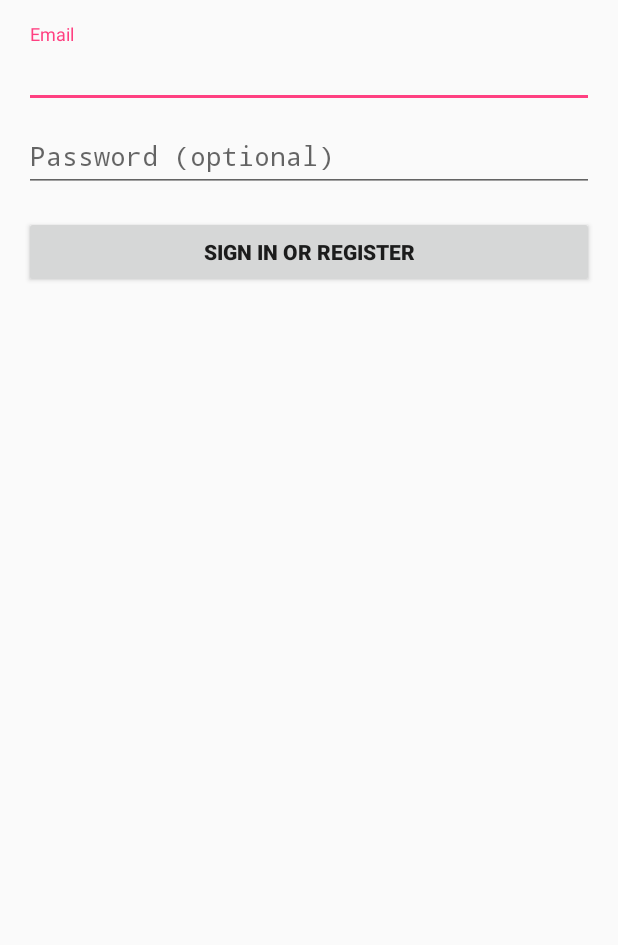
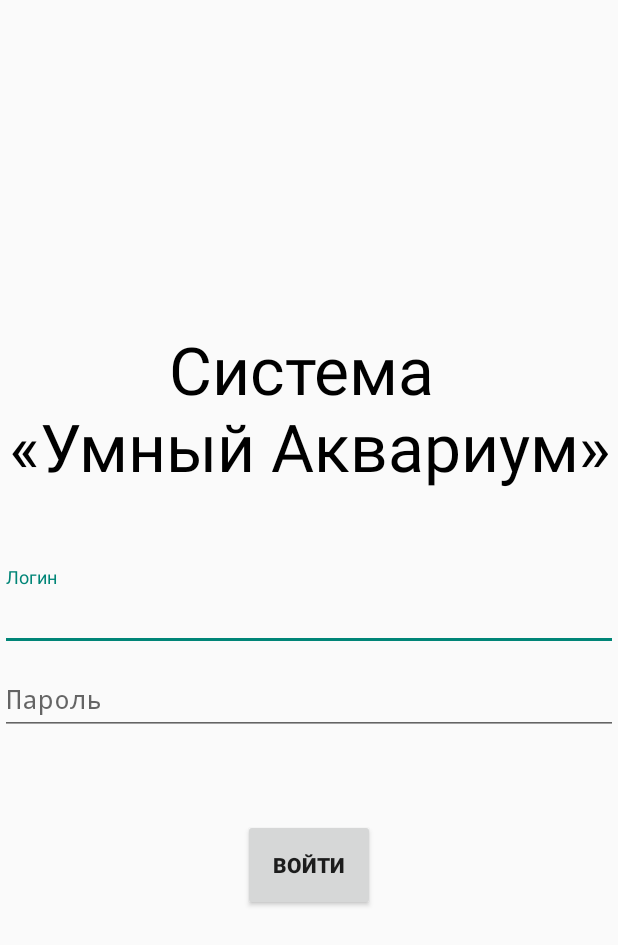
Before and after one commit to komolov-andrey/smart_aquarium, an Android app: the screen it shows after launch (LoginActivity), on a phone screen of 412 x 824 dp. Shown: the top 945 px of the screen. Run offline under Robolectric (Android 15) with nearby library versions, the phone set to English and light mode, and no system bars.

Commit message:
make visualization on main page (authorization)

```diff
--- a/app/src/main/AndroidManifest.xml
+++ b/app/src/main/AndroidManifest.xml
@@ -12,13 +12,12 @@
         android:label="@string/app_name"
         android:roundIcon="@mipmap/ic_launcher_round"
         android:supportsRtl="true"
-        android:theme="@style/AppTheme">
+        android:theme="@style/Theme.AppCompat.Light.NoActionBar">
         <activity
             android:name=".LoginActivity"
             android:label="@string/app_name">
             <intent-filter>
                 <action android:name="android.intent.action.MAIN" />
-
                 <category android:name="android.intent.category.LAUNCHER" />
             </intent-filter>
         </activity>
--- a/app/src/main/res/layout/activity_login.xml
+++ b/app/src/main/res/layout/activity_login.xml
@@ -3,13 +3,7 @@
     xmlns:tools="http://schemas.android.com/tools"
     android:layout_width="match_parent"
     android:layout_height="match_parent"
-    android:gravity="center_horizontal"
-    android:orientation="vertical"
-    android:paddingBottom="@dimen/activity_vertical_margin"
-    android:paddingLeft="@dimen/activity_horizontal_margin"
-    android:paddingRight="@dimen/activity_horizontal_margin"
-    android:paddingTop="@dimen/activity_vertical_margin"
-    tools:context=".LoginActivity">
+    android:gravity="center">
 
     <!-- Login progress -->
     <ProgressBar
@@ -20,16 +14,22 @@
         android:layout_marginBottom="8dp"
         android:visibility="gone" />
 
-    <ScrollView
-        android:id="@+id/login_form"
-        android:layout_width="match_parent"
-        android:layout_height="match_parent">
 
     <LinearLayout
         android:id="@+id/email_login_form"
         android:layout_width="match_parent"
         android:layout_height="wrap_content"
         android:orientation="vertical">
+
+        <TextView
+            android:id="@+id/textView"
+            android:layout_width="match_parent"
+            android:layout_height="wrap_content"
+            android:layout_weight="1"
+            android:gravity="center"
+            android:text="Система \n\«Умный Аквариум\»\n"
+            android:textColor="@android:color/black"
+            android:textSize="44sp" />
 
         <android.support.design.widget.TextInputLayout
             android:layout_width="match_parent"
@@ -66,12 +66,12 @@
 
         <Button
             android:id="@+id/email_sign_in_button"
-                android:layout_width="match_parent"
-                android:layout_height="wrap_content"
-                android:layout_marginTop="16dp"
+            android:layout_width="wrap_content"
+            android:layout_height="61dp"
+            android:layout_gravity="center"
+            android:layout_marginTop="56dp"
             android:text="@string/action_sign_in"
             android:textStyle="bold" />
 
     </LinearLayout>
-    </ScrollView>
 </LinearLayout>
--- a/app/src/main/res/values/strings.xml
+++ b/app/src/main/res/values/strings.xml
@@ -1,11 +1,11 @@
 <resources>
-    <string name="app_name">smart_aquarium</string>
+    <string name="app_name">Умный Аквариум</string>
 
     <!-- Strings related to login -->
-    <string name="prompt_email">Email</string>
-    <string name="prompt_password">Password (optional)</string>
-    <string name="action_sign_in">Sign in or register</string>
-    <string name="action_sign_in_short">Sign in</string>
+    <string name="prompt_email">Логин</string>
+    <string name="prompt_password">Пароль</string>
+    <string name="action_sign_in">ВОЙТИ</string>
+    <string name="action_sign_in_short">ВОЙТИ</string>
     <string name="error_invalid_email">This email address is invalid</string>
     <string name="error_invalid_password">This password is too short</string>
     <string name="error_incorrect_password">This password is incorrect</string>
```
Lines whose indentation alone changed are shown as unchanged.
